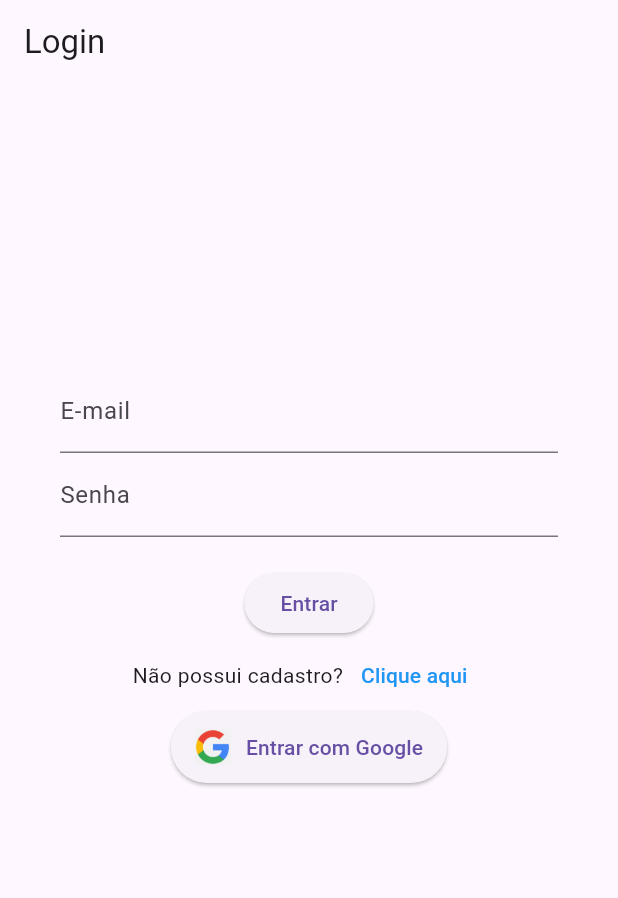
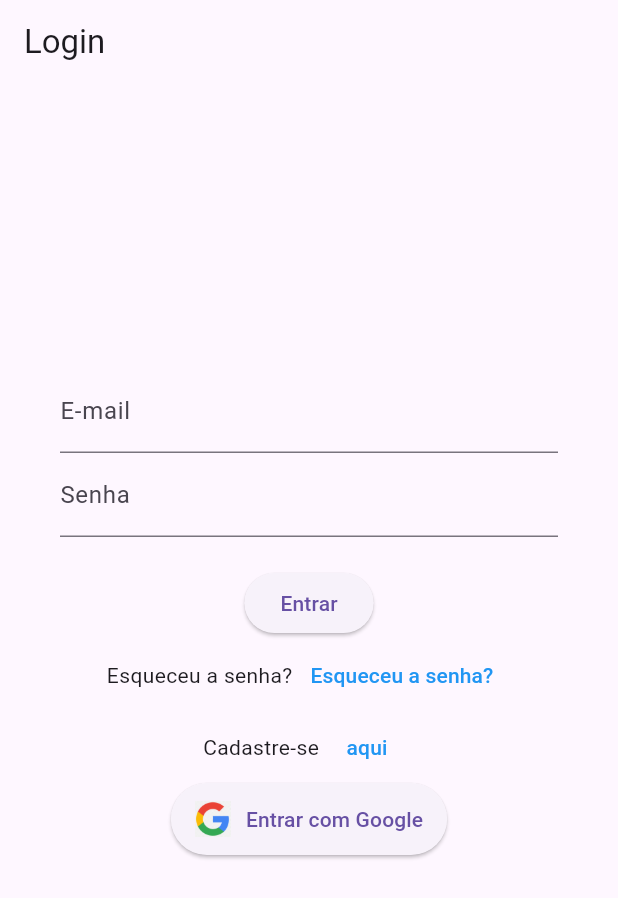
Before and after one commit to hugohvm25/connectfeso, a Flutter app: the screen it shows after launch, on a phone screen of 412 x 824 dp. Shown: the top 898 px of the screen. Run offline on Flutter 3.47's test engine with Material 3 defaults, Android fonts, the phone set to English and light mode, and no system bars; our stand-ins replace firebase_auth, firebase_core, google_sign_in; accounts and stored records are empty.

Commit message:
Criação da tela de redefinição de senha

```diff
--- a/lib/screens/home_screen.dart
+++ b/lib/screens/home_screen.dart
@@ -10,7 +10,7 @@ class HomeScreen extends StatelessWidget {
   Widget build(BuildContext context) {
     return Scaffold(
       appBar: AppBar(
-        title: Text("Turismo Virtual"),
+        title: Text("Connect Feso"),
         actions: [
           IconButton(
             icon: Icon(Icons.exit_to_app),
--- a/lib/screens/login_screen.dart
+++ b/lib/screens/login_screen.dart
@@ -3,6 +3,8 @@ import 'package:firebase_auth/firebase_auth.dart';
 import 'package:google_sign_in/google_sign_in.dart';
 import 'register_screen.dart'; // Importe a tela de cadastro
 import 'home_screen.dart'; // Importa a HomeScreen para a navegação
+import 'resetpass_screen.dart';
+
 
 class LoginScreen extends StatefulWidget {
   @override
@@ -98,10 +100,27 @@ class _LoginScreenState extends State<LoginScreen> {
                 onPressed: _loginWithEmail,
                 child: Text('Entrar'),
               ),
+
               Row(
                 mainAxisAlignment: MainAxisAlignment.center,
                 children: [
-                  Text("Não possui cadastro?"),
+                  Text("Esqueceu a senha?"),
+                    TextButton(
+                      onPressed: () {
+                        Navigator.push(
+                          context,
+                          MaterialPageRoute(builder: (context) => ResetPassScreen()),
+                        );
+                      },
+                    child: Text("Esqueceu a senha?", style: TextStyle(color: Colors.blue)),
+                  ),
+                ],
+              ),
+
+              Row(
+                mainAxisAlignment: MainAxisAlignment.center,
+                children: [
+                  Text("Cadastre-se"),
                   TextButton(
                     onPressed: () {
                       Navigator.push(
@@ -110,12 +129,15 @@ class _LoginScreenState extends State<LoginScreen> {
                       );
                     },
                     child: Text(
-                      "Clique aqui",
+                      "aqui",
                       style: TextStyle(color: Colors.blue),
                     ),
                   ),
                 ],
               ),
+
+
+              // BOTÃO DE LOGIN COM GOOGLE
 
               ElevatedButton(
                 onPressed: _loginWithGoogle,
```
Also changed, not shown: lib/screens/resetpass_screen.dart (added, +73 -0 lines).
